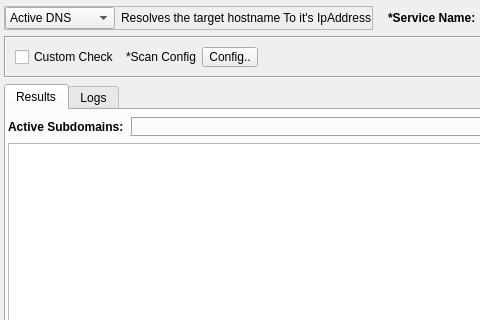
3nock/OTE, file gui/src/engines/active/Active.ui: the form before one commit; both pictures show x 0 to 480 and y 0 to 320 of the 1037 by 422 pixel window.
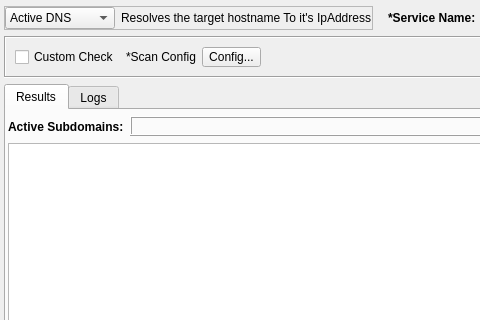
The form after the commit. Custom widgets are drawn as their Qt base class.

Patch:
```diff
--- a/gui/src/engines/active/Active.ui
+++ b/gui/src/engines/active/Active.ui
@@ -329,7 +329,7 @@
          <string notr="true"/>
         </property>
         <property name="text">
-         <string>Config..</string>
+         <string>Config...</string>
         </property>
        </widget>
       </item>
```
